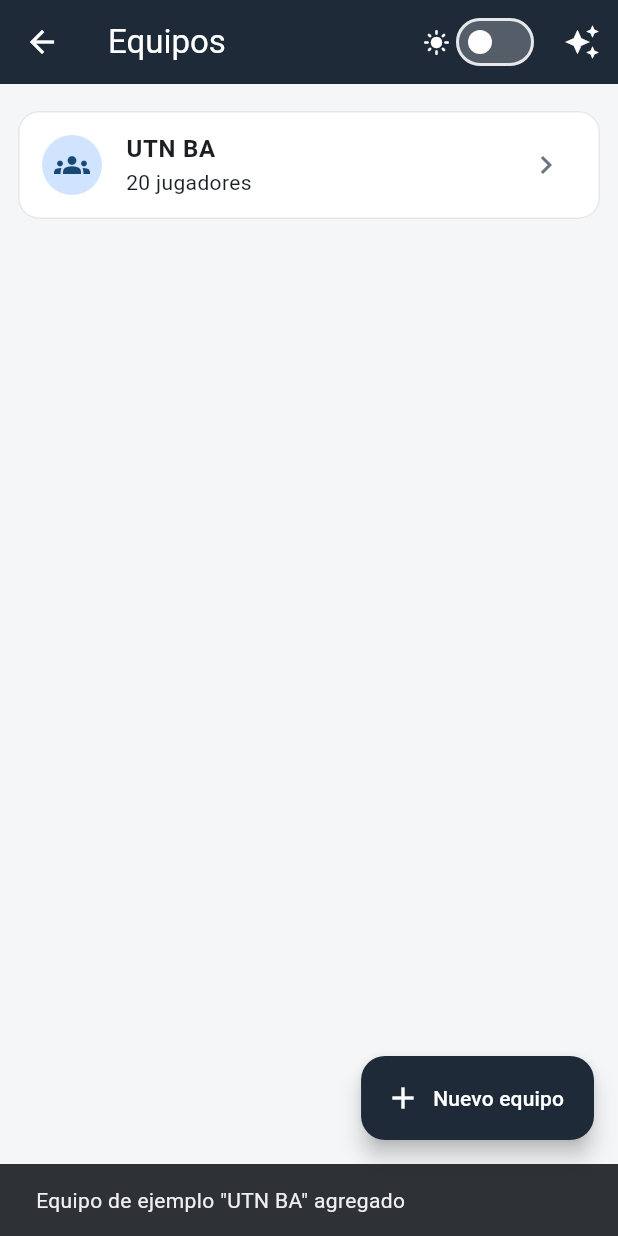
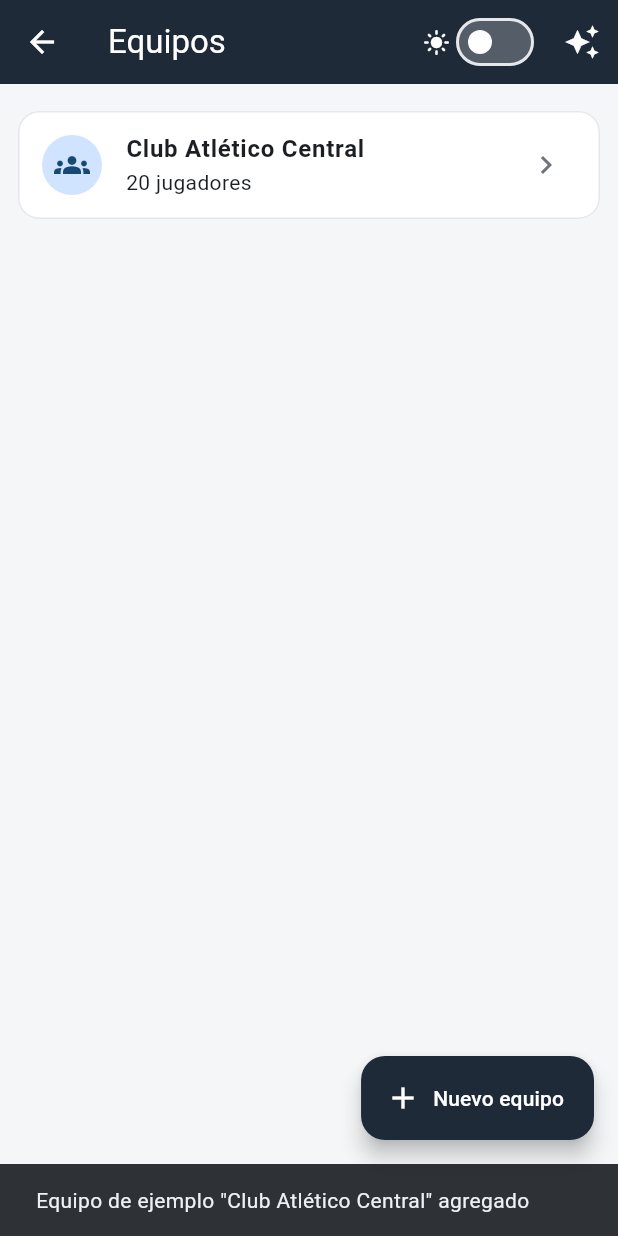
Before and after one commit to ezecastiglione18/volley_stats_app, a Flutter app: the TeamListScreen screen opened directly, after a tap on the "auto awesome" icon, on a phone screen of 412 x 824 dp. Run offline on Flutter 3.47's test engine with Material 3 defaults, Android fonts, the phone set to English and light mode, and no system bars; our stand-ins replace hive_flutter, pdf, printing; accounts and stored records are empty.

Commit message:
Push anterior

```diff
--- a/lib/screens/home_screen.dart
+++ b/lib/screens/home_screen.dart
@@ -22,7 +22,10 @@
             crossAxisAlignment: CrossAxisAlignment.stretch,
             children: [
               const SizedBox(height: 12),
-              Icon(Icons.sports_volleyball, size: 84, color: Theme.of(context).colorScheme.secondary),
+              ClipRRect(
+                borderRadius: BorderRadius.circular(20),
+                child: Image.asset('assets/icon/app_icon.png', width: 84, height: 84),
+              ),
               const SizedBox(height: 8),
               const Center(
                 child: Text('RallyStats',
--- a/lib/screens/live/widgets/court_view.dart
+++ b/lib/screens/live/widgets/court_view.dart
@@ -24,7 +24,7 @@
           height: 62,
           padding: const EdgeInsets.symmetric(horizontal: 4),
           decoration: BoxDecoration(
-            color: isServer ? warning.withOpacity(0.16) : scheme.surface,
+            color: isServer ? warning.withValues(alpha: 0.16) : scheme.surface,
             borderRadius: BorderRadius.circular(10),
             border: Border.all(
               color: isServer ? warning : scheme.outline,
--- a/lib/screens/matches/match_archive_screen.dart
+++ b/lib/screens/matches/match_archive_screen.dart
@@ -38,7 +38,7 @@
                 return Card(
                   child: ListTile(
                     leading: CircleAvatar(
-                      backgroundColor: statusColor.withOpacity(0.16),
+                      backgroundColor: statusColor.withValues(alpha: 0.16),
                       child: Icon(
                         finished ? Icons.check : Icons.play_arrow,
                         color: statusColor,
--- a/lib/screens/matches/match_summary_screen.dart
+++ b/lib/screens/matches/match_summary_screen.dart
@@ -62,7 +62,7 @@
               padding: const EdgeInsets.all(12),
               margin: const EdgeInsets.only(bottom: 12),
               decoration: BoxDecoration(
-                color: successColor(context).withOpacity(0.14),
+                color: successColor(context).withValues(alpha: 0.14),
                 borderRadius: BorderRadius.circular(10),
               ),
               child: Text('¡Partido finalizado! Los datos quedaron guardados en el archivo.',
@@ -223,7 +223,7 @@
           header(),
           for (final r in rows) row(r),
           TableRow(
-            decoration: BoxDecoration(color: scheme.secondary.withOpacity(0.16)),
+            decoration: BoxDecoration(color: scheme.secondary.withValues(alpha: 0.16)),
             children: [
               const _C(''),
               const Padding(
--- a/lib/screens/new_match/new_match_screen.dart
+++ b/lib/screens/new_match/new_match_screen.dart
@@ -37,7 +37,7 @@
     if (picked != null) setState(() => _date = picked);
   }
 
-  bool get _canContinue => _ownTeam != null && _rivalNameCtrl.text.trim().isNotEmpty;
+  //bool get _canContinue => _ownTeam != null && _rivalNameCtrl.text.trim().isNotEmpty;
 
   void _continue() {
     if (_ownTeam == null) {
--- a/lib/screens/teams/team_form_screen.dart
+++ b/lib/screens/teams/team_form_screen.dart
@@ -41,7 +41,7 @@
   Future<void> _addPlayer() async {
     if (_team.players.length >= Team.maxPlayers) {
       ScaffoldMessenger.of(context).showSnackBar(
-        SnackBar(content: Text('Máximo ${Team.maxPlayers} jugadores por equipo')),
+        const SnackBar(content: const Text('Máximo ${Team.maxPlayers} jugadores por equipo')),
       );
       return;
     }
--- a/lib/screens/teams/team_list_screen.dart
+++ b/lib/screens/teams/team_list_screen.dart
@@ -13,16 +13,16 @@
 
   Future<void> _loadSampleTeam(BuildContext context) async {
     final appData = context.read<AppDataController>();
-    if (appData.teams.any((t) => t.name == 'UTN BA')) {
+    if (appData.teams.any((t) => t.name == 'Club Atlético Central')) {
       ScaffoldMessenger.of(context).showSnackBar(
-        const SnackBar(content: Text('El equipo de ejemplo "UTN BA" ya existe')),
+        const SnackBar(content: Text('El equipo de ejemplo "Club Atlético Central" ya existe')),
       );
       return;
     }
-    await appData.saveTeam(buildSampleTeamUtnBa());
+    await appData.saveTeam(buildSampleTeam());
     if (context.mounted) {
       ScaffoldMessenger.of(context).showSnackBar(
-        const SnackBar(content: Text('Equipo de ejemplo "UTN BA" agregado')),
+        const SnackBar(content: Text('Equipo de ejemplo "Club Atlético Central" agregado')),
       );
     }
   }
--- a/lib/utils/sample_team.dart
+++ b/lib/utils/sample_team.dart
@@ -2,9 +2,9 @@
 import '../models/team.dart';
 import 'id_gen.dart';
 
-/// Equipo de ejemplo ("UTN BA") con 20 jugadores repartidos en partes
-/// iguales entre las 5 posiciones (4 jugadores por posición).
-Team buildSampleTeamUtnBa() {
+/// Equipo de ejemplo ("Club Atlético Central") con 20 jugadores repartidos
+/// en partes iguales entre las 5 posiciones (4 jugadores por posición).
+Team buildSampleTeam() {
   final players = <Player>[
     // Armadores
     Player(
@@ -217,5 +217,5 @@
     ),
   ];
 
-  return Team(id: generateId('team_'), name: 'UTN BA', players: players);
+  return Team(id: generateId('team_'), name: 'Club Atlético Central', players: players);
 }
--- a/lib/widgets/theme_toggle_switch.dart
+++ b/lib/widgets/theme_toggle_switch.dart
@@ -33,7 +33,7 @@
           Switch(
             value: isDark,
             onChanged: (v) => context.read<ThemeController>().setDark(v),
-            activeColor: Colors.white,
+            activeThumbColor: Colors.white,
             activeTrackColor: const Color(0xFF3DC2EC),
             inactiveThumbColor: Colors.white,
             inactiveTrackColor: Colors.white24,
--- a/pubspec.yaml
+++ b/pubspec.yaml
@@ -29,3 +29,5 @@
 
 flutter:
   uses-material-design: true
+  assets:
+    - assets/icon/app_icon.png
```
Also changed, not shown: lib/services/pdf_report_service.dart (+12 -12 lines), assets/icon/app_icon.png (added), 1 other file.
